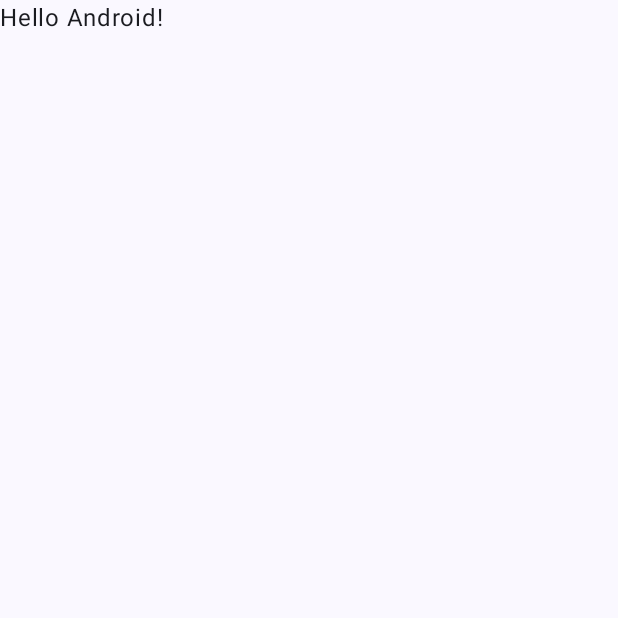
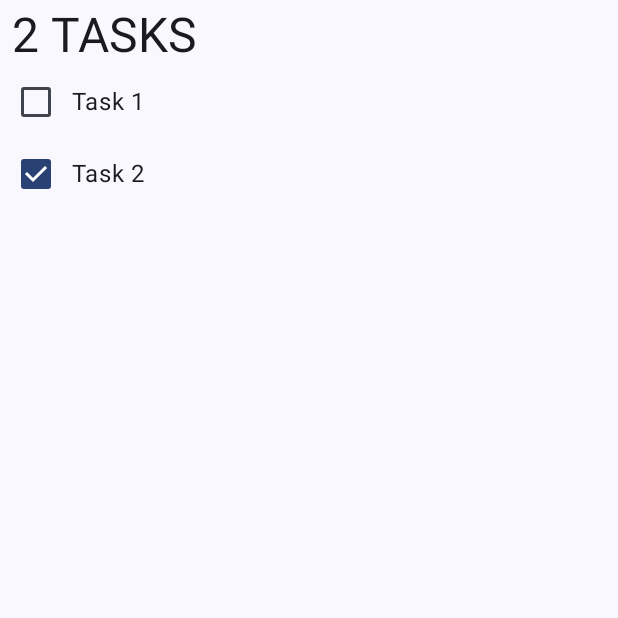
Before and after one commit to ryannmahajan/tasky, an Android app built with Jetpack Compose: the screen it shows after launch (MainActivity), on a phone screen of 412 x 824 dp, the top half of it. Before the commit the part shown is almost empty. Run offline under Robolectric (Android 15) with nearby library versions, the phone set to English and light mode, and no system bars.

Commit message:
Added list screen with dummy data

```diff
--- a/app/build.gradle.kts
+++ b/app/build.gradle.kts
@@ -66,4 +66,5 @@ dependencies {
     androidTestImplementation("androidx.compose.ui:ui-test-junit4")
     debugImplementation("androidx.compose.ui:ui-tooling")
     debugImplementation("androidx.compose.ui:ui-test-manifest")
+    implementation ("androidx.lifecycle:lifecycle-runtime-compose")
 }
--- a/app/src/main/AndroidManifest.xml
+++ b/app/src/main/AndroidManifest.xml
@@ -13,7 +13,7 @@
         android:theme="@style/Theme.Tasky"
         tools:targetApi="31">
         <activity
-            android:name=".MainActivity"
+            android:name=".presentation.MainActivity"
             android:exported="true"
             android:label="@string/app_name"
             android:theme="@style/Theme.Tasky">
--- /dev/null
+++ b/app/src/main/java/com/ryannm/tasky/domain/model/Task.kt
@@ -0,0 +1,8 @@
+package com.ryannm.tasky.domain.model
+
+data class Task (
+    val completed:Boolean = false,
+    val title:String = "",
+    val description:String = ""
+) {
+}
--- a/app/src/main/java/com/ryannm/tasky/MainActivity.kt
+++ b/app/src/main/java/com/ryannm/tasky/presentation/MainActivity.kt
@@ -1,4 +1,4 @@
-package com.ryannm.tasky
+package com.ryannm.tasky.presentation
 
 import android.os.Bundle
 import androidx.activity.ComponentActivity
@@ -10,7 +10,7 @@ import androidx.compose.material3.Text
 import androidx.compose.runtime.Composable
 import androidx.compose.ui.Modifier
 import androidx.compose.ui.tooling.preview.Preview
-import com.ryannm.tasky.ui.theme.TaskyTheme
+import com.ryannm.tasky.presentation.theme.TaskyTheme
 
 class MainActivity : ComponentActivity() {
     override fun onCreate(savedInstanceState: Bundle?) {
@@ -22,25 +22,9 @@ class MainActivity : ComponentActivity() {
                     modifier = Modifier.fillMaxSize(),
                     color = MaterialTheme.colorScheme.background
                 ) {
-                    Greeting("Android")
+                    MainScreen()
                 }
             }
         }
     }
 }
-
-@Composable
-fun Greeting(name: String, modifier: Modifier = Modifier) {
-    Text(
-        text = "Hello $name!",
-        modifier = modifier
-    )
-}
-
-@Preview(showBackground = true)
-@Composable
-fun GreetingPreview() {
-    TaskyTheme {
-        Greeting("Android")
-    }
-}
--- /dev/null
+++ b/app/src/main/java/com/ryannm/tasky/presentation/MainScreen.kt
@@ -0,0 +1,9 @@
+package com.ryannm.tasky.presentation
+
+import androidx.compose.runtime.Composable
+import com.ryannm.tasky.presentation.list.ListScreen
+
+@Composable
+fun MainScreen() {
+    ListScreen()
+}
--- /dev/null
+++ b/app/src/main/java/com/ryannm/tasky/presentation/list/ListScreen.kt
@@ -0,0 +1,33 @@
+package com.ryannm.tasky.presentation.list
+
+import androidx.compose.foundation.layout.Column
+import androidx.compose.foundation.layout.fillMaxSize
+import androidx.compose.foundation.layout.padding
+import androidx.compose.foundation.lazy.LazyColumn
+import androidx.compose.foundation.lazy.items
+import androidx.compose.material3.MaterialTheme
+import androidx.compose.material3.Text
+import androidx.compose.runtime.Composable
+import androidx.compose.runtime.getValue
+import androidx.compose.ui.Modifier
+import androidx.compose.ui.unit.dp
+import androidx.lifecycle.compose.collectAsStateWithLifecycle
+
+@Composable
+fun ListScreen(
+    listVM: ListVM = ListVM()
+) {
+    val tasks by listVM.tasks.collectAsStateWithLifecycle()
+
+    Column (modifier = Modifier.fillMaxSize()) {
+        Text("${tasks.size} TASKS",
+            modifier = Modifier.padding(start = 8.dp, top = 4.dp),
+            style = MaterialTheme.typography.headlineLarge)
+        LazyColumn(modifier = Modifier.fillMaxSize()) {
+            items(tasks) {
+                Task(task = it)
+            }
+        }
+    }
+
+}
--- /dev/null
+++ b/app/src/main/java/com/ryannm/tasky/presentation/list/ListVM.kt
@@ -0,0 +1,20 @@
+package com.ryannm.tasky.presentation.list
+
+import androidx.compose.runtime.mutableStateOf
+import androidx.lifecycle.ViewModel
+import com.ryannm.tasky.domain.model.Task
+import kotlinx.coroutines.flow.MutableStateFlow
+import kotlinx.coroutines.flow.asStateFlow
+
+class ListVM:ViewModel() {
+    private val _tasks = MutableStateFlow(listOf<Task>())
+    val tasks = _tasks.asStateFlow()
+
+    init {
+        _tasks.value = listOf(
+            Task(title = "Task 1"),
+            Task(completed = true, title = "Task 2")
+
+        )
+    }
+}
--- /dev/null
+++ b/app/src/main/java/com/ryannm/tasky/presentation/list/Task.kt
@@ -0,0 +1,21 @@
+package com.ryannm.tasky.presentation.list
+
+import androidx.compose.foundation.layout.Row
+import androidx.compose.foundation.layout.fillMaxWidth
+import androidx.compose.material3.Checkbox
+import androidx.compose.material3.Text
+import androidx.compose.runtime.Composable
+import androidx.compose.ui.Alignment
+import androidx.compose.ui.Modifier
+import com.ryannm.tasky.domain.model.Task
+
+@Composable
+fun Task(modifier: Modifier = Modifier, task: Task) {
+    Row (
+        modifier = modifier.fillMaxWidth(),
+        verticalAlignment = Alignment.CenterVertically
+    ) {
+        Checkbox(checked = task.completed, onCheckedChange = {})
+        Text(task.title)
+    }
+}
--- a/app/src/main/java/com/ryannm/tasky/ui/theme/Color.kt
+++ b/app/src/main/java/com/ryannm/tasky/presentation/theme/Color.kt
@@ -1,4 +1,4 @@
-package com.ryannm.tasky.ui.theme
+package com.ryannm.tasky.presentation.theme
 
 import androidx.compose.ui.graphics.Color
 
--- a/app/src/main/java/com/ryannm/tasky/ui/theme/Theme.kt
+++ b/app/src/main/java/com/ryannm/tasky/presentation/theme/Theme.kt
@@ -1,4 +1,4 @@
-package com.ryannm.tasky.ui.theme
+package com.ryannm.tasky.presentation.theme
 
 import android.app.Activity
 import android.os.Build
--- a/app/src/main/java/com/ryannm/tasky/ui/theme/Type.kt
+++ b/app/src/main/java/com/ryannm/tasky/presentation/theme/Type.kt
@@ -1,4 +1,4 @@
-package com.ryannm.tasky.ui.theme
+package com.ryannm.tasky.presentation.theme
 
 import androidx.compose.material3.Typography
 import androidx.compose.ui.text.TextStyle
```
Also changed, not shown: 1 other file.
